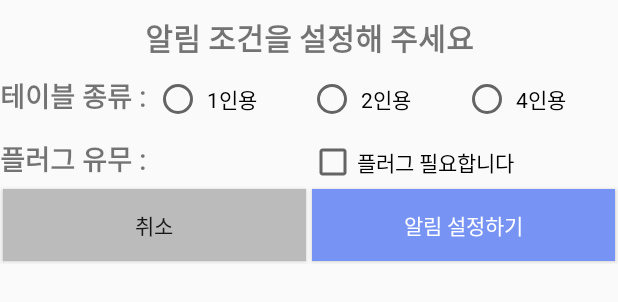
After one commit to seatchecker/SeatChecker, an Android app: the layout alarm_dialog.xml on its own in the app's theme, with its tools: preview values and no code run, on a phone screen of 412 x 824 dp. The commit adds this screen. Shown: the top 302 px of the screen. Run offline under Robolectric (Android 15) with nearby library versions, the phone set to English and light mode, and no system bars.

```diff
--- a/app/src/main/java/com/caucse/seatchecker/seatchecker/CafeInfoActivity.java
+++ b/app/src/main/java/com/caucse/seatchecker/seatchecker/CafeInfoActivity.java
@@ -43,6 +43,7 @@ public class CafeInfoActivity extends AppCompatActivity implements OnMapReadyCal
         final String name = intent.getStringExtra("name");
         btnManager= findViewById(R.id.btnManager);
         btnSeatCheck = findViewById(R.id.btnSeatCheck);
+
         tvNameOfCafe = findViewById(R.id.tvNameOfCafe);
         ivCafeImage = findViewById(R.id.ivCafeImage);
         tvCafeLocation = findViewById(R.id.tvCafeLocation);
@@ -55,6 +56,7 @@ public class CafeInfoActivity extends AppCompatActivity implements OnMapReadyCal
         FragmentManager fragmentManager = getFragmentManager();
         MapFragment mapFragment = (MapFragment)fragmentManager.findFragmentById(R.id.map);
         mapFragment.getMapAsync(this);
+
 
 
         setImage(curCafe);
--- a/app/src/main/java/com/caucse/seatchecker/seatchecker/Controller.java
+++ b/app/src/main/java/com/caucse/seatchecker/seatchecker/Controller.java
@@ -467,7 +467,6 @@ class Controller {
             }else{
                 tableIsEmpty = false;
             }
-
             //if data was changed,
             if(arrays.get(first).isEmptySeat() != tableIsEmpty){
                 if(arrays.get(first).isEmptySeat()){
@@ -475,13 +474,13 @@ class Controller {
                 }else{
                     reference.child(table.getTableName()).child("tag").setValue("USEDTABLE");
                 }
-
             }
-
         }
 
         progressDialog.dismiss();
         Toast.makeText(context, "변경사항이 저장되었습니다.", Toast.LENGTH_SHORT).show();
         ((Activity)context).finish();
     }
+
+
 }
--- a/app/src/main/java/com/caucse/seatchecker/seatchecker/FireBaseMessagingService.java
+++ b/app/src/main/java/com/caucse/seatchecker/seatchecker/FireBaseMessagingService.java
@@ -25,13 +25,7 @@ public class FireBaseMessagingService extends FirebaseMessagingService {
         refreshedToken = FirebaseInstanceId.getInstance().getInstanceId().getResult().getToken();
         Log.d(TAG, "Refreshed token: " + refreshedToken);
 
-        final FirebaseDatabase database = FirebaseDatabase.getInstance();
 
-        String androidId = "" + android.provider.Settings.Secure.getString(getContentResolver(), android.provider.Settings.Secure.ANDROID_ID);
-        DatabaseReference reference = FirebaseDatabase.getInstance().getReference().child(androidId);
-
-        pushInformation my =new pushInformation(refreshedToken,0,false,"");
-        new pushInformation(refreshedToken,0,false,"");
     }
     /**
      * Called when message is received.
--- a/app/src/main/res/layout/activity_seat_check.xml
+++ b/app/src/main/res/layout/activity_seat_check.xml
@@ -28,7 +28,8 @@
             android:layout_gravity="right"
             android:background="@drawable/alarm_off"
             android:layout_marginEnd="5dp"
-            android:layout_marginTop="5dp"/>
+            android:layout_marginTop="5dp"
+            android:tag="alarm_off.jpg"/>
     </FrameLayout>
 
 
--- /dev/null
+++ b/app/src/main/res/layout/alarm_dialog.xml
@@ -0,0 +1,97 @@
+<?xml version="1.0" encoding="utf-8"?>
+<LinearLayout
+    xmlns:android="http://schemas.android.com/apk/res/android" android:layout_width="match_parent"
+    android:layout_height="match_parent"
+    android:orientation="vertical">
+
+    <TextView
+        android:layout_width="match_parent"
+        android:layout_height="wrap_content"
+        android:textStyle="bold"
+        android:textSize="20sp"
+        android:layout_margin="10dp"
+        android:gravity="center_horizontal"
+        android:text="알림 조건을 설정해 주세요"/>
+    <LinearLayout
+        android:layout_width="match_parent"
+        android:layout_height="wrap_content"
+        android:orientation="horizontal">
+        <TextView
+            android:layout_width="0dp"
+            android:layout_height="match_parent"
+            android:layout_weight="1"
+            android:text="테이블 종류 : "
+            android:textStyle="bold"
+            android:textSize="18sp"/>
+        <RadioGroup
+            android:id="@+id/rbTableSelect"
+            android:layout_width="0dp"
+            android:layout_height="match_parent"
+            android:layout_weight="3"
+            android:orientation="horizontal">
+            <RadioButton
+                android:layout_width="0dp"
+                android:layout_height="match_parent"
+                android:layout_weight="1"
+                android:text=" 1인용 "/>
+            <RadioButton
+                android:layout_width="0dp"
+                android:layout_height="match_parent"
+                android:layout_weight="1"
+                android:text=" 2인용 "/>
+            <RadioButton
+                android:layout_width="0dp"
+                android:layout_height="match_parent"
+                android:layout_weight="1"
+                android:text=" 4인용 "/>
+        </RadioGroup>
+    </LinearLayout>
+
+    <LinearLayout
+        android:layout_marginTop="10dp"
+        android:layout_width="match_parent"
+        android:layout_height="wrap_content"
+        android:orientation="horizontal">
+
+        <TextView
+            android:layout_width="0dp"
+            android:layout_height="match_parent"
+            android:layout_weight="1"
+            android:text="플러그 유무 : "
+            android:textStyle="bold"
+            android:textSize="18sp"/>
+
+        <CheckBox
+            android:id="@+id/cbPlugSetting"
+            android:layout_width="0dp"
+            android:layout_height="match_parent"
+            android:layout_weight="1"
+            android:text="플러그 필요합니다"/>
+
+    </LinearLayout>
+    <LinearLayout
+        android:layout_width="match_parent"
+        android:layout_height="wrap_content">
+
+        <Button
+            android:layout_width="0dp"
+            android:layout_height="wrap_content"
+            android:layout_weight="1"
+            android:layout_margin="2dp"
+            android:background="@color/emptyPosition"
+            android:text="취소"
+            android:id="@+id/btnCancel"/>
+
+
+
+        <Button
+            android:layout_width="0dp"
+            android:layout_height="wrap_content"
+            android:layout_weight="1"
+            android:textColor="@color/white"
+            android:text="알림 설정하기"
+            android:background="@color/colorPrimaryDark"
+            android:layout_margin="2dp"
+            android:id="@+id/btnOK"/>
+    </LinearLayout>
+</LinearLayout>
```
Also changed, not shown: app/src/main/java/com/caucse/seatchecker/seatchecker/CustomDialog.java (+58 -0 lines), app/src/main/java/com/caucse/seatchecker/seatchecker/DBController.java (+16 -0 lines), app/src/main/java/com/caucse/seatchecker/seatchecker/MainActivity.java (+0 -12 lines), app/src/main/java/com/caucse/seatchecker/seatchecker/SeatCheckActivity.java (+23 -2 lines), app/src/main/java/com/caucse/seatchecker/seatchecker/TableInfo.java (+1 -6 lines).
